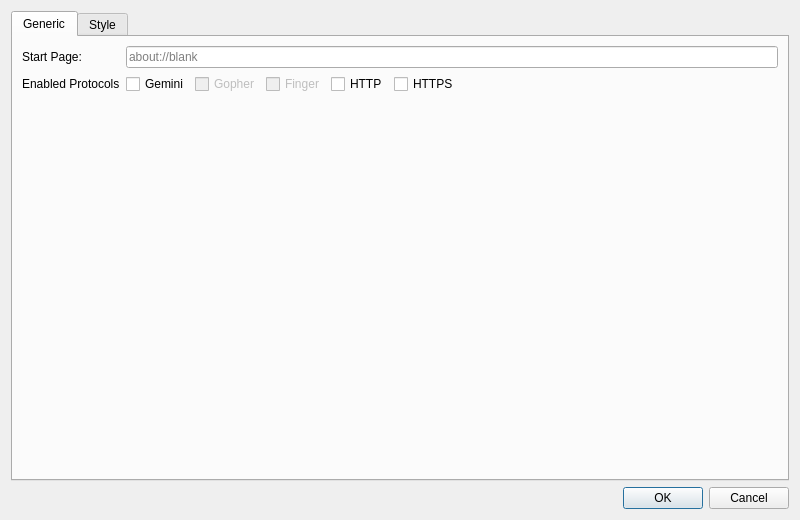
First picture: the form in src/settingsdialog.ui, repository ikskuh/kristall, before the edit.
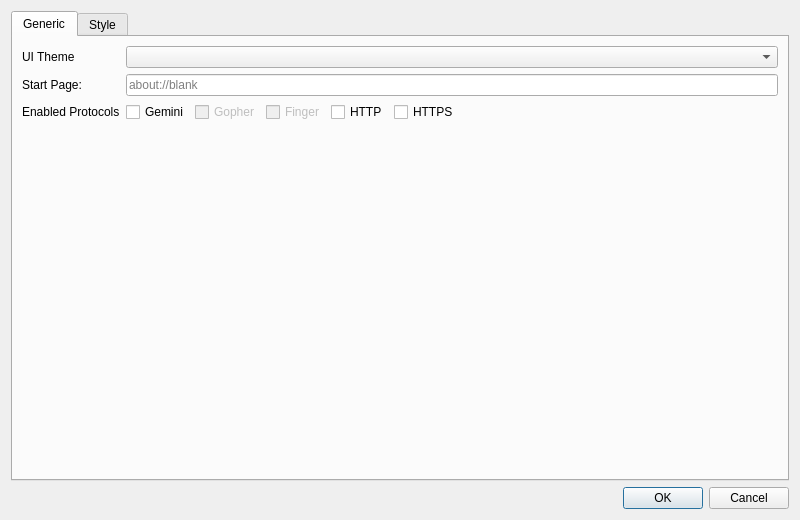
Second picture: the form after the edit. Icons and pictures are not drawn.

Commit message: Adds support for light/dark widget theme, adds experiemental support for http style sheets.

What changed in the file:
```diff
--- a/src/settingsdialog.ui
+++ b/src/settingsdialog.ui
@@ -24,28 +24,28 @@
        <string>Generic</string>
       </attribute>
       <layout class="QFormLayout" name="formLayout">
-       <item row="0" column="0">
+       <item row="1" column="0">
         <widget class="QLabel" name="label_14">
          <property name="text">
           <string>Start Page:</string>
          </property>
         </widget>
        </item>
-       <item row="0" column="1">
+       <item row="1" column="1">
         <widget class="QLineEdit" name="start_page">
          <property name="placeholderText">
           <string>about://blank</string>
          </property>
         </widget>
        </item>
-       <item row="1" column="0">
+       <item row="2" column="0">
         <widget class="QLabel" name="label_16">
          <property name="text">
           <string>Enabled Protocols</string>
          </property>
         </widget>
        </item>
-       <item row="1" column="1">
+       <item row="2" column="1">
         <layout class="QHBoxLayout" name="horizontalLayout">
          <item>
           <widget class="QCheckBox" name="enable_gemini">
@@ -103,6 +103,16 @@
          </item>
         </layout>
        </item>
+       <item row="0" column="0">
+        <widget class="QLabel" name="label_15">
+         <property name="text">
+          <string>UI Theme</string>
+         </property>
+        </widget>
+       </item>
+       <item row="0" column="1">
+        <widget class="QComboBox" name="ui_theme"/>
+       </item>
       </layout>
      </widget>
      <widget class="QWidget" name="style_tab">
```
The commit also changes 108 other files.
